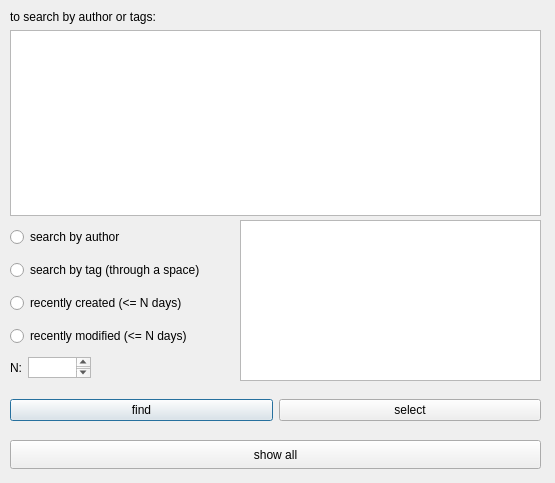
Before: the Qt Designer form searchwindow.ui in Alexander-1703/QtNotepad, drawn with Qt 5.
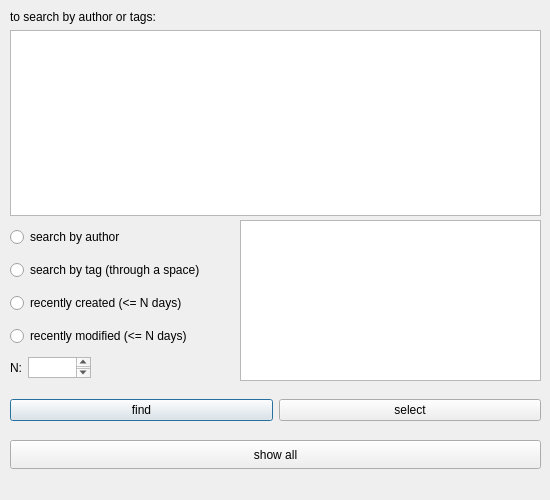
After: the same form once the commit is applied.

Commit message: fixed size searchwindow

Patch:
```diff
--- a/searchwindow.ui
+++ b/searchwindow.ui
@@ -6,10 +6,22 @@
    <rect>
     <x>0</x>
     <y>0</y>
-    <width>555</width>
-    <height>483</height>
+    <width>550</width>
+    <height>500</height>
    </rect>
   </property>
+  <property name="minimumSize">
+   <size>
+    <width>550</width>
+    <height>500</height>
+   </size>
+  </property>
+  <property name="maximumSize">
+   <size>
+    <width>550</width>
+    <height>500</height>
+   </size>
+  </property>
   <property name="windowTitle">
    <string>Dialog</string>
   </property>
```
The commit also changes 1 other file.
